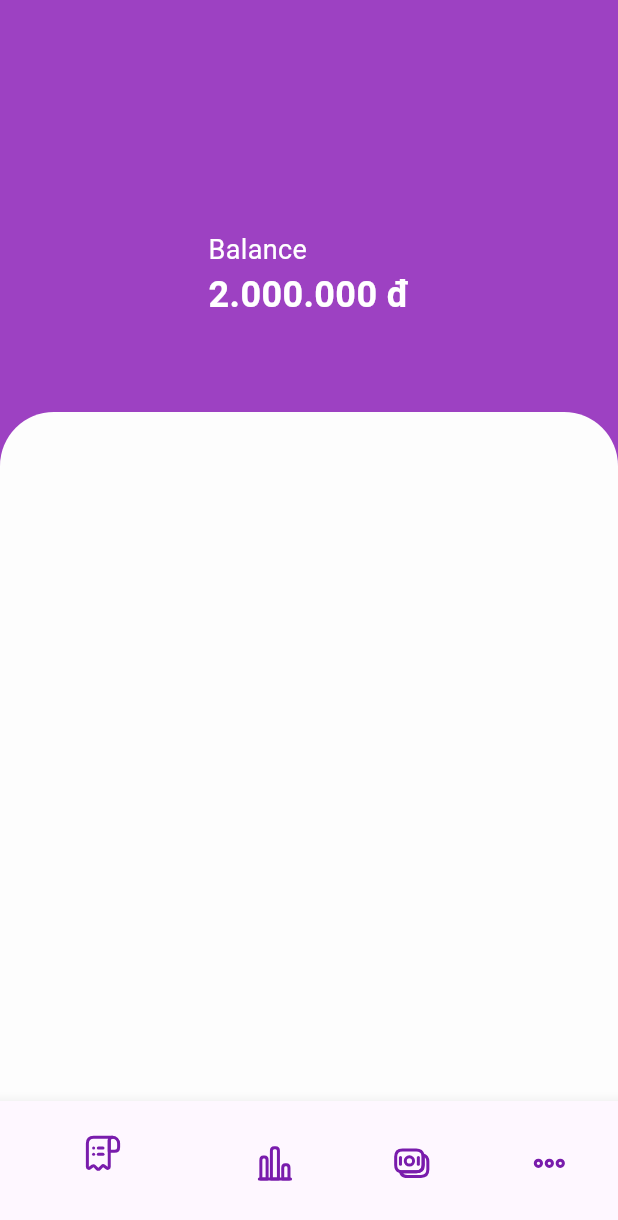
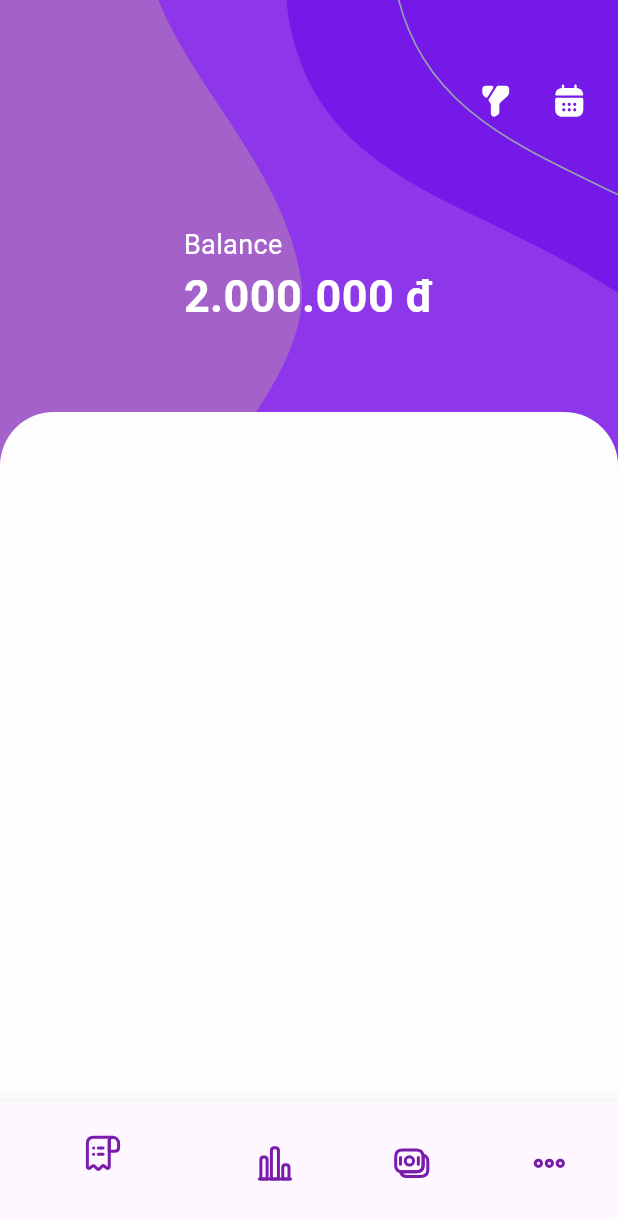
Before and after one commit to ductri09072004/track_nest, a Flutter app: the screen it shows after launch, on a phone screen of 412 x 824 dp. Shown: the top 1220 px of the screen. Run offline on Flutter 3.47's test engine with Material 3 defaults, Android fonts, the phone set to English and light mode, and no system bars; our stand-ins replace bloc, flutter_svg; generated files the repository leaves out were written again.

Commit message:
feat: top_homepage2

```diff
--- a/lib/app/view/app.dart
+++ b/lib/app/view/app.dart
@@ -37,9 +37,9 @@ class _MainPageState extends State<MainPage> {
 
   // Danh sách các trang con, thêm trang "Thống kê"
   final List<Widget> _pages = [
-    const SplitMoneyPage(),
+    const HomePage(),
     const StatisticalPage(),
-    const HistoryPage(),
+    const HomePage(),
     const SettingPage(),
   ];
 
--- a/lib/feature/home_main.dart
+++ b/lib/feature/home_main.dart
@@ -1,22 +1,60 @@
 import 'package:flutter/material.dart';
+import 'package:flutter_svg/flutter_svg.dart';
 
-class SplitMoneyPage extends StatelessWidget {
-  const SplitMoneyPage({super.key});
+class HomePage extends StatelessWidget {
+  const HomePage({super.key});
 
   @override
   Widget build(BuildContext context) {
     return Scaffold(
       body: Stack(
         children: [
+          // Lớp dưới cùng với màu nền
+          Positioned.fill(
+            child: Container(
+              color: const Color(0xFFA561CA), // Lớp nền màu tím
+            ),
+          ),
+
+          // Lớp trên với hình nền SVG
+          Positioned.fill(
+            top: -290,
+            right: -180,
+            child: SvgPicture.asset(
+              'lib/assets/svg/Background.svg',
+              fit: BoxFit.cover,
+            ),
+          ),
+
+          // Các phần tử UI nằm trên các lớp trên
           Column(
             children: [
               Expanded(
-                child: Container(
-                  color: const Color.fromARGB(255, 157, 65, 194),
-                  alignment: Alignment.center,
-                  child: const Column(
+                child: Column(
+                  children: [
+                    Padding(
+                      padding: const EdgeInsets.only(
+                        top: 55,
+                        left: 20,
+                        right: 20,
+                        bottom: 20,
+                      ),
+                      child: Row(
+                        mainAxisAlignment: MainAxisAlignment.end,
+                        children: [
+                          SvgPicture.asset(
+                            'lib/assets/icon/filter_icon.svg',
+                          ),
+                          const SizedBox(width: 24),
+                          SvgPicture.asset(
+                            'lib/assets/icon/calendar_icon.svg',
+                          ),
+                        ],
+                      ),
+                    ),
+                    const SizedBox(height: 50),
+                    const Column(
                       crossAxisAlignment: CrossAxisAlignment.start,
-                    mainAxisAlignment: MainAxisAlignment.center,
                       children: [
                         Text(
                           'Balance',
@@ -28,11 +66,7 @@ class SplitMoneyPage extends StatelessWidget {
                         ),
                       ],
                     ),
-                ),
-              ),
-              Expanded(
-                child: Container(
-                  color: Colors.transparent,
+                  ],
                 ),
               ),
             ],
@@ -59,7 +93,7 @@ class SplitMoneyPage extends StatelessWidget {
 
   static const TextStyle whiteTextStyle = TextStyle(
     color: Colors.white,
-    fontSize: 24,
+    fontSize: 30,
     fontWeight: FontWeight.bold,
   );
   static const TextStyle texttop = TextStyle(
```
Also changed, not shown: lib/assets/svg/Background.svg, lib/assets/svg/Pig.svg (added), 3 other files. Lines whose indentation alone changed are shown as unchanged.
